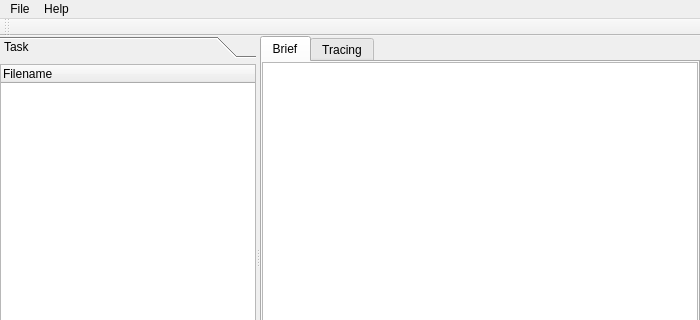
Before: the Qt Designer form pyside/mainframe/mainframe.ui in lishnih/index-desktop, drawn with Qt 5; both pictures show x 0 to 700 and y 0 to 320 of the 700 by 500 pixel window.
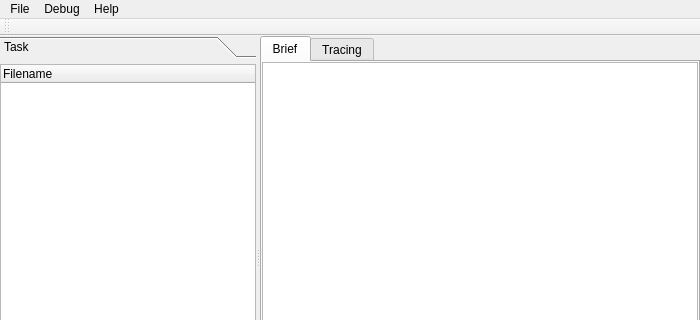
After: the same form once the commit is applied.

Commit message: + object.py (быстрое сохранение в бд и отображение в дереве любого объекта); + presets.py (параметры обработки файлов/директорий); + dump_funcs.py (отображение объектов дерева при OnTreeItemPressed); + пункт меню Debug - File List (для просмотра списка обработанных файлов); + sheet_parse.py (вынес функции обработки листов (parse_table и parse_report) в отдельный модуль).

Diff of the .ui file:
```diff
--- a/pyside/mainframe/mainframe.ui
+++ b/pyside/mainframe/mainframe.ui
@@ -191,7 +191,14 @@
     <addaction name="actionAbout"/>
     <addaction name="actionAbout_Qt"/>
    </widget>
+   <widget class="QMenu" name="menuDebug">
+    <property name="title">
+     <string>Debug</string>
+    </property>
+    <addaction name="actionFile_List"/>
+   </widget>
    <addaction name="menuFile"/>
+   <addaction name="menuDebug"/>
    <addaction name="menuHelp"/>
   </widget>
   <widget class="QStatusBar" name="statusbar"/>
```
Left out of the diff: 58 changed lines with no effect on the pictures. The commit also changes 19 other files.
